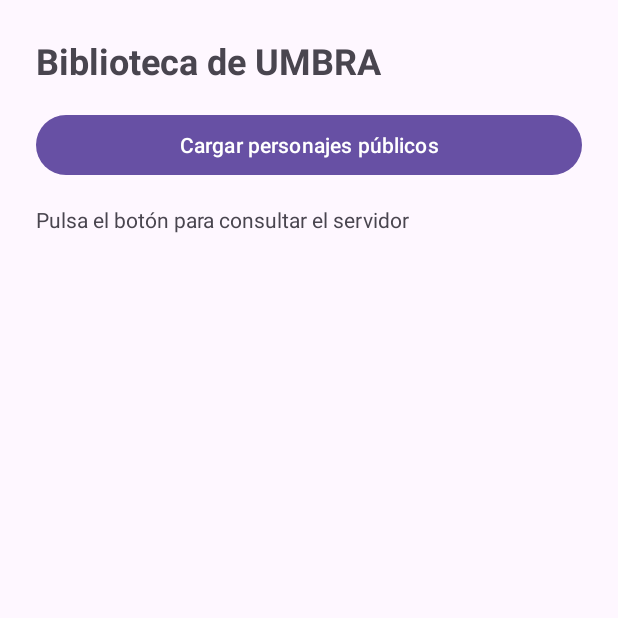
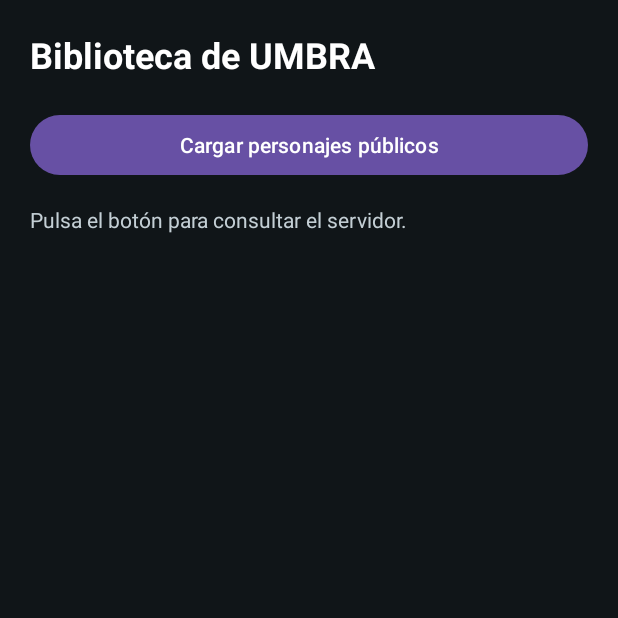
Before and after one commit to Ixf2/UMBRAAndroid, an Android app: the BibliotecaActivity screen opened directly, with no data from a screen before it, on a phone screen of 412 x 824 dp, the top half of it. Run offline under Robolectric (Android 15) with nearby library versions, the phone set to English and light mode, and no system bars.

Commit message:
Fix: Arreglo Conexión. Feat: string.xml

```diff
--- a/app/src/main/java/com/example/umbra/activities/BibliotecaActivity.kt
+++ b/app/src/main/java/com/example/umbra/activities/BibliotecaActivity.kt
@@ -1,4 +1,3 @@
-
 package com.example.umbra.activities
 
 import android.os.Bundle
@@ -6,13 +5,17 @@ import android.widget.Button
 import android.widget.TextView
 import androidx.appcompat.app.AppCompatActivity
 import androidx.lifecycle.lifecycleScope
+import androidx.recyclerview.widget.LinearLayoutManager
+import androidx.recyclerview.widget.RecyclerView
 import com.example.umbra.R
+import com.example.umbra.adapters.PersonajeAdapter
 import com.example.umbra.repository.PersonajeRepository
 import kotlinx.coroutines.launch
 
 class BibliotecaActivity : AppCompatActivity() {
 
     private val repository = PersonajeRepository()
+    private val adapter = PersonajeAdapter()
 
     override fun onCreate(savedInstanceState: Bundle?) {
         super.onCreate(savedInstanceState)
@@ -20,13 +23,15 @@ class BibliotecaActivity : AppCompatActivity() {
 
         val btnCargar = findViewById<Button>(R.id.btnCargarPersonajes)
         val txtEstado = findViewById<TextView>(R.id.txtEstado)
-        val txtPersonajes = findViewById<TextView>(R.id.txtPersonajes)
+        val recycler = findViewById<RecyclerView>(R.id.recyclerPersonajes)
+
+        recycler.layoutManager = LinearLayoutManager(this)
+        recycler.adapter = adapter
 
         btnCargar.setOnClickListener {
             lifecycleScope.launch {
                 btnCargar.isEnabled = false
-                txtEstado.text = "Consultando Spring Boot..."
-                txtPersonajes.text = ""
+                txtEstado.text = "Cargando personajes..."
 
                 try {
                     val respuesta = repository.obtenerPublicos()
@@ -34,26 +39,18 @@ class BibliotecaActivity : AppCompatActivity() {
                     if (respuesta.isSuccessful) {
                         val personajes = respuesta.body().orEmpty()
 
-                        txtEstado.text =
-                            "Personajes públicos encontrados: ${personajes.size}"
+                        adapter.actualizarPersonajes(personajes)
 
-                        txtPersonajes.text = if (personajes.isEmpty()) {
+                        txtEstado.text = if (personajes.isEmpty()) {
                             "No hay personajes públicos disponibles."
                         } else {
-                            personajes.joinToString("\n\n") { personaje ->
-                                "${personaje.nombre}\n" +
-                                        "Clase: ${personaje.clase ?: "Sin clase"}\n" +
-                                        "Raza: ${personaje.raza ?: "Sin raza"}\n" +
-                                        "Nivel: ${personaje.nivel}"
-                            }
+                            "Personajes públicos encontrados: ${personajes.size}"
                         }
                     } else {
-                        txtEstado.text =
-                            "Error HTTP: ${respuesta.code()}"
+                        txtEstado.text = "Error HTTP: ${respuesta.code()}"
                     }
                 } catch (e: Exception) {
-                    txtEstado.text =
-                        "Error de conexión: ${e.localizedMessage}"
+                    txtEstado.text = "Error de conexión: ${e.localizedMessage}"
                 } finally {
                     btnCargar.isEnabled = true
                 }
--- a/app/src/main/java/com/example/umbra/network/RetrofitClient.kt
+++ b/app/src/main/java/com/example/umbra/network/RetrofitClient.kt
@@ -10,8 +10,7 @@ import retrofit2.converter.gson.GsonConverterFactory
 
 object RetrofitClient {
 
-    private const val BASE_URL = "http://10.0.2.2:8080/"
-
+    private const val BASE_URL = "http://127.0.0.1:8080/"
     private val cookieJar = object : CookieJar {
 
         private val cookies = mutableMapOf<String, Cookie>()
--- a/app/src/main/res/layout/activity_biblioteca_activity.xml
+++ b/app/src/main/res/layout/activity_biblioteca_activity.xml
@@ -1,44 +1,43 @@
+
 <?xml version="1.0" encoding="utf-8"?>
 <LinearLayout xmlns:android="http://schemas.android.com/apk/res/android"
     android:layout_width="match_parent"
     android:layout_height="match_parent"
     android:orientation="vertical"
-    android:padding="24dp">
+    android:background="#101518"
+    android:padding="20dp">
 
     <TextView
         android:id="@+id/tituloBiblioteca"
         android:layout_width="match_parent"
         android:layout_height="wrap_content"
-        android:text="Biblioteca de UMBRA"
+        android:layout_marginBottom="20dp"
+        android:text="@string/textview_BibliotecaUmbra"
+        android:textColor="#FFFFFF"
         android:textSize="24sp"
-        android:textStyle="bold"
-        android:layout_marginBottom="16dp" />
+        android:textStyle="bold" />
 
     <Button
         android:id="@+id/btnCargarPersonajes"
         android:layout_width="match_parent"
         android:layout_height="wrap_content"
-        android:text="Cargar personajes públicos" />
+        android:text="@string/button_cargar_personajesPublicos" />
 
     <TextView
         android:id="@+id/txtEstado"
         android:layout_width="match_parent"
         android:layout_height="wrap_content"
-        android:text="Pulsa el botón para consultar el servidor"
         android:layout_marginTop="16dp"
-        android:layout_marginBottom="12dp" />
+        android:layout_marginBottom="16dp"
+        android:text="@string/textview_pulsar_button_para_cargar"
+        android:textColor="#C4CFD5" />
 
-    <ScrollView
+    <androidx.recyclerview.widget.RecyclerView
+        android:id="@+id/recyclerPersonajes"
         android:layout_width="match_parent"
         android:layout_height="0dp"
-        android:layout_weight="1">
-
-        <TextView
-            android:id="@+id/txtPersonajes"
-            android:layout_width="match_parent"
-            android:layout_height="wrap_content"
-            android:textSize="16sp" />
-
-    </ScrollView>
+        android:layout_weight="1"
+        android:clipToPadding="false"
+        android:paddingBottom="12dp" />
 
 </LinearLayout>
--- a/app/src/main/res/values/strings.xml
+++ b/app/src/main/res/values/strings.xml
@@ -1,3 +1,9 @@
 <resources>
     <string name="app_name">UMBRA</string>
+    <string name="textview_biblioteca">Tu biblioteca de personajes</string>
+    <string name="button_abrir_Biblioteca">Abrir biblioteca</string>
+    <string name="button_biblioteca_personaje">Abrir la biblioteca de personajes</string>
+    <string name="textview_BibliotecaUmbra">Biblioteca de UMBRA</string>
+<string name="button_cargar_personajesPublicos">Cargar personajes públicos</string>
+<string name="textview_pulsar_button_para_cargar">Pulsa el botón para consultar el servidor.</string>
 </resources>
```
Also changed, not shown: app/src/main/java/com/example/umbra/adapters/PersonajeAdapter.kt (+78 -1 lines), app/src/main/res/layout/activity_main.xml (+4 -4 lines), app/src/main/res/layout/item_personaje.xml (+39 -7 lines).
